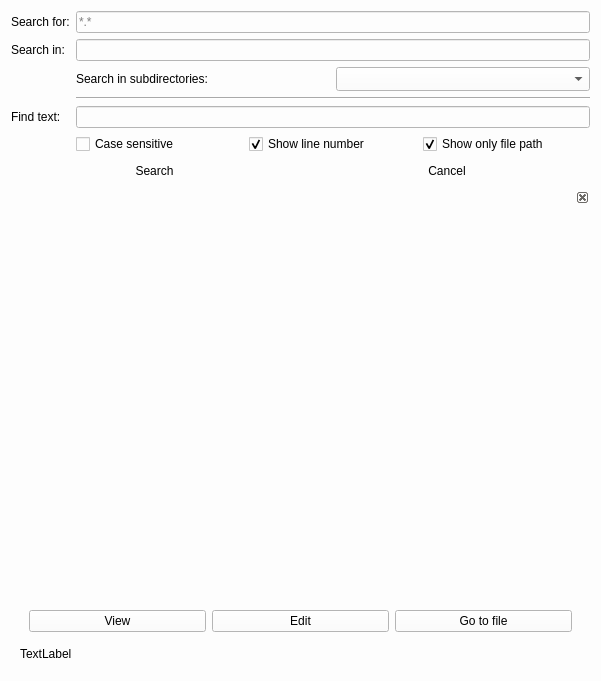
Qt form FileExplorer/searchform.ui (xytraguptor/evalintroprog) before a commit.
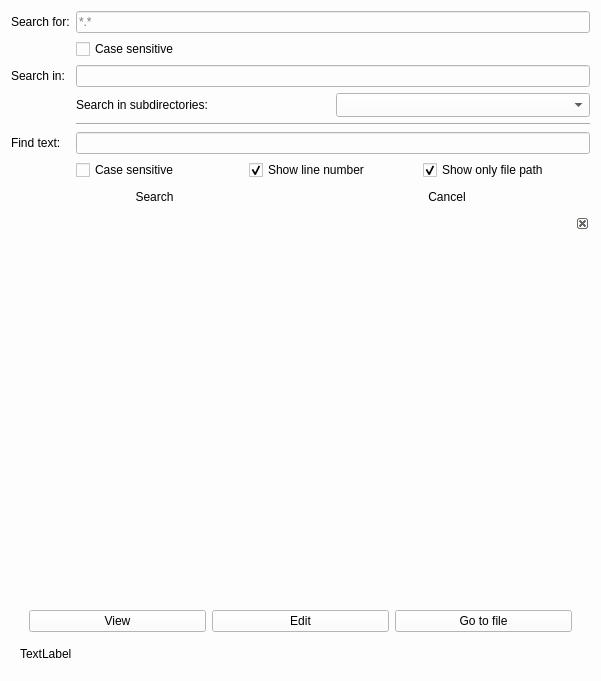
The same form after that commit.

Diff of the .ui file:
```diff
--- a/FileExplorer/searchform.ui
+++ b/FileExplorer/searchform.ui
@@ -55,17 +55,17 @@
          </property>
         </widget>
        </item>
-       <item row="1" column="1">
+       <item row="2" column="1">
         <widget class="QLineEdit" name="txtSearchIn"/>
        </item>
-       <item row="3" column="1">
+       <item row="4" column="1">
         <widget class="Line" name="line">
          <property name="orientation">
           <enum>Qt::Horizontal</enum>
          </property>
         </widget>
        </item>
-       <item row="4" column="0">
+       <item row="5" column="0">
         <widget class="QLabel" name="label_5">
          <property name="text">
           <string>Find text:</string>
@@ -82,17 +82,17 @@
          </property>
         </widget>
        </item>
-       <item row="1" column="0">
+       <item row="2" column="0">
         <widget class="QLabel" name="label_2">
          <property name="text">
           <string>Search in:</string>
          </property>
         </widget>
        </item>
-       <item row="4" column="1">
+       <item row="5" column="1">
         <widget class="QLineEdit" name="txtFindText"/>
        </item>
-       <item row="2" column="1">
+       <item row="3" column="1">
         <layout class="QGridLayout" name="gridLayout">
          <item row="0" column="0">
           <widget class="QLabel" name="label_3">
@@ -134,10 +134,10 @@
          </item>
         </layout>
        </item>
-       <item row="5" column="1">
+       <item row="6" column="1">
         <layout class="QHBoxLayout" name="horizontalLayout_2">
          <item>
-          <widget class="QCheckBox" name="chkCaseSensitive">
+          <widget class="QCheckBox" name="chkTextCaseSensitive">
            <property name="text">
             <string>Case sensitive</string>
            </property>
@@ -169,6 +169,13 @@
          </item>
         </layout>
        </item>
+       <item row="1" column="1">
+        <widget class="QCheckBox" name="chkCaseSensitive">
+         <property name="text">
+          <string>Case sensitive</string>
+         </property>
+        </widget>
+       </item>
       </layout>
      </item>
     </layout>
```
